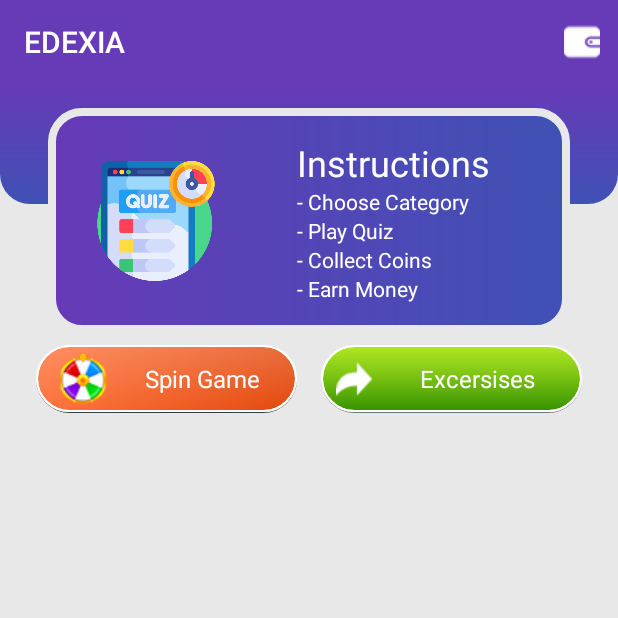
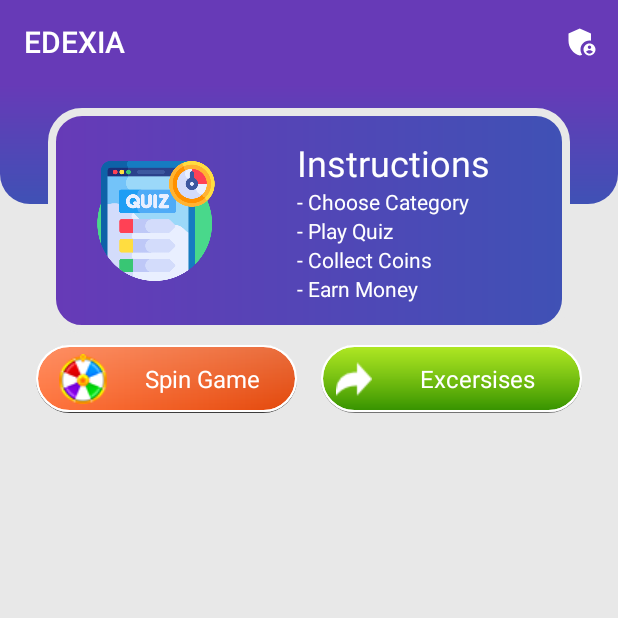
Before and after one commit to ahmed-naeem1012/quiz_fyp_edixia, an Android app: the MainActivity screen opened directly, with no data from a screen before it, on a phone screen of 412 x 824 dp, the top half of it. Run offline under Robolectric (Android 15) with nearby library versions, the phone set to English and light mode, and no system bars; our stand-ins replace Firebase (no records; nobody signed in at launch, a user with empty details on screens opened directly); libraries missing offline, so code that uses them is left out: me.ibrahimsn.lib; plain views replace SmoothBottomBar; pictures from the network do not load; Roboto replaces fonts that are not available here; 1 statement that could not run was skipped.

Commit message:
Wallet Icon Added with different changes in ID & Toast message

```diff
--- a/app/src/main/java/com/example/quizme/MainActivity.java
+++ b/app/src/main/java/com/example/quizme/MainActivity.java
@@ -75,8 +75,8 @@ public class MainActivity extends AppCompatActivity {
 
     @Override
     public boolean onOptionsItemSelected(@NonNull MenuItem item) {
-        if(item.getItemId() == R.id.wallet) {
-            Toast.makeText(this, "wallet is clicked.", Toast.LENGTH_SHORT).show();
+        if(item.getItemId() == R.id.Admin) {
+            Toast.makeText(this, "Admin Panel is clicked.", Toast.LENGTH_SHORT).show();
         }
         return super.onOptionsItemSelected(item);
     }
--- /dev/null
+++ b/app/src/main/res/drawable/ic_baseline_admin_panel_settings_24.xml
@@ -0,0 +1,6 @@
+<vector android:height="24dp" android:tint="#FFFFFF"
+    android:viewportHeight="24" android:viewportWidth="24"
+    android:width="24dp" xmlns:android="http://schemas.android.com/apk/res/android">
+    <path android:fillColor="@android:color/white" android:pathData="M17,11c0.34,0 0.67,0.04 1,0.09V6.27L10.5,3L3,6.27v4.91c0,4.54 3.2,8.79 7.5,9.82c0.55,-0.13 1.08,-0.32 1.6,-0.55C11.41,19.47 11,18.28 11,17C11,13.69 13.69,11 17,11z"/>
+    <path android:fillColor="@android:color/white" android:pathData="M17,13c-2.21,0 -4,1.79 -4,4c0,2.21 1.79,4 4,4s4,-1.79 4,-4C21,14.79 19.21,13 17,13zM17,14.38c0.62,0 1.12,0.51 1.12,1.12s-0.51,1.12 -1.12,1.12s-1.12,-0.51 -1.12,-1.12S16.38,14.38 17,14.38zM17,19.75c-0.93,0 -1.74,-0.46 -2.24,-1.17c0.05,-0.72 1.51,-1.08 2.24,-1.08s2.19,0.36 2.24,1.08C18.74,19.29 17.93,19.75 17,19.75z"/>
+</vector>
--- a/app/src/main/res/menu/home_menu.xml
+++ b/app/src/main/res/menu/home_menu.xml
@@ -1,8 +1,8 @@
 <?xml version="1.0" encoding="utf-8"?>
 <menu xmlns:android="http://schemas.android.com/apk/res/android"
     xmlns:app="http://schemas.android.com/apk/res-auto">
-<item android:title="Wallet"
-    android:icon="@drawable/wallet_white"
-    android:id="@+id/wallet"
+<item android:title="Admin"
+    android:icon="@drawable/ic_baseline_admin_panel_settings_24"
+    android:id="@+id/Admin"
     app:showAsAction="always"/>
 </menu>
```
